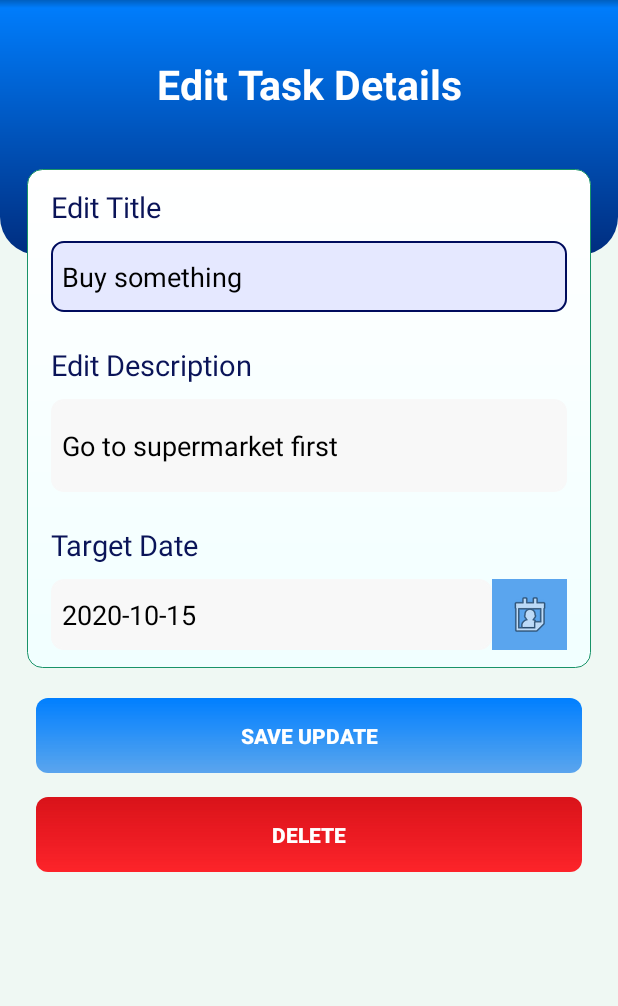
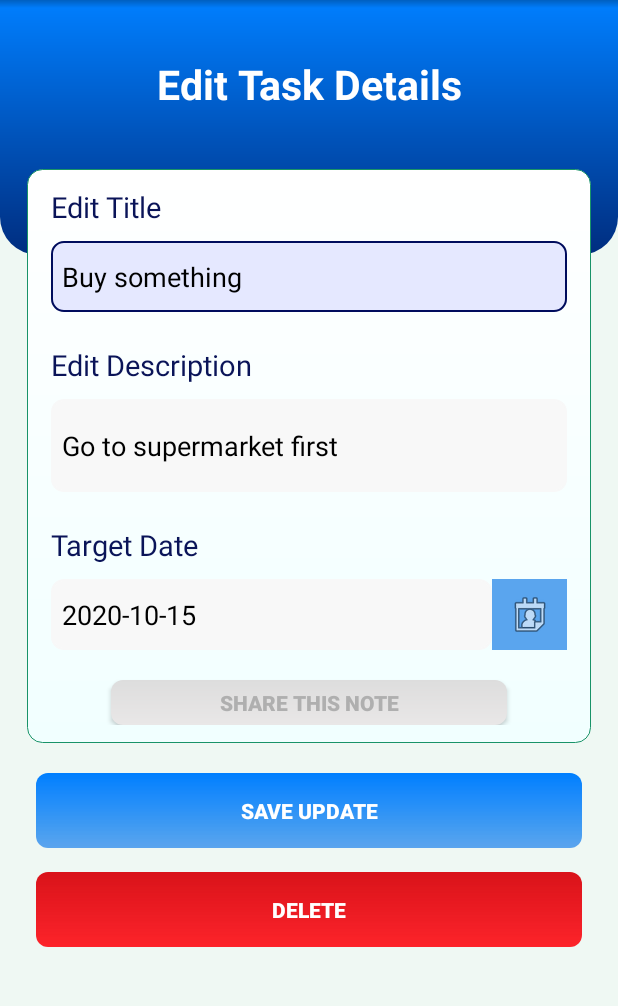
Before and after one commit to satriyoaji/ToDoListMVP, an Android app: the EditTaskActivity screen opened directly, with no data from a screen before it, on a phone screen of 412 x 824 dp, the part 105-1111 px from its top. Run offline under Robolectric (Android 15) with nearby library versions, the phone set to English and light mode, and no system bars; 5 statements that could not run were skipped.

```diff
--- a/app/src/main/java/todolistmvp/modul/home/HomeContract.java
+++ b/app/src/main/java/todolistmvp/modul/home/HomeContract.java
@@ -15,6 +15,7 @@ public interface HomeContract {
 
     interface Presenter extends BasePresenter {
         ArrayList<Task> getDataSet();
+        void updateChecked(String id, Boolean isChecked);
         void performLogout();
     }
 }
--- a/app/src/main/java/todolistmvp/modul/newtask/NewTaskFragment.java
+++ b/app/src/main/java/todolistmvp/modul/newtask/NewTaskFragment.java
@@ -87,7 +87,7 @@ public class NewTaskFragment extends BaseFragment<NewTaskActivity, NewTaskContra
     public void logout() {
         Intent intent = new Intent(activity, LoginActivity.class);
         startActivity(intent);
-        activity.finish();
+        activity.finishAffinity();
     }
 
     public void showDateDialog() {
@@ -109,8 +109,6 @@ public class NewTaskFragment extends BaseFragment<NewTaskActivity, NewTaskContra
     }
 
     public void redirectToTaskList() {
-        Intent intent = new Intent(activity, HomeActivity.class);
-        startActivity(intent);
         activity.finish();
     }
 
--- a/app/src/main/res/layout/fragment_edit_task.xml
+++ b/app/src/main/res/layout/fragment_edit_task.xml
@@ -25,6 +25,7 @@
                 app:layout_constraintTop_toTopOf="parent"
                 app:layout_constraintStart_toStartOf="parent"
                 app:layout_constraintEnd_toEndOf="parent">
+
                 <LinearLayout
                     android:orientation="vertical"
                     android:layout_width="match_parent"
@@ -166,6 +167,17 @@
 
 
                         </LinearLayout>
+                        <Button
+                            android:id="@+id/shareBtn"
+                            android:layout_marginTop="20dp"
+                            android:textColor="@color/secondaryTextBtn"
+                            android:textStyle="bold"
+                            android:text="Share this note"
+                            android:background="@drawable/cancel_btn"
+                            android:shadowColor="?attr/colorPrimarySurface"
+                            android:layout_width="match_parent"
+                            android:layout_height="30dp"
+                            android:layout_marginHorizontal="40dp"/>
                     </LinearLayout>
 
                 </LinearLayout>
```
Also changed, not shown: app/src/main/java/todolistmvp/modul/edittask/EditTaskFragment.java (+30 -4 lines), app/src/main/java/todolistmvp/modul/home/HomeFragment.java (+7 -2 lines), app/src/main/java/todolistmvp/modul/home/HomePresenter.java (+13 -0 lines), app/src/main/java/todolistmvp/utils/RecyclerViewAdapterTodolist.java (+10 -1 lines).
